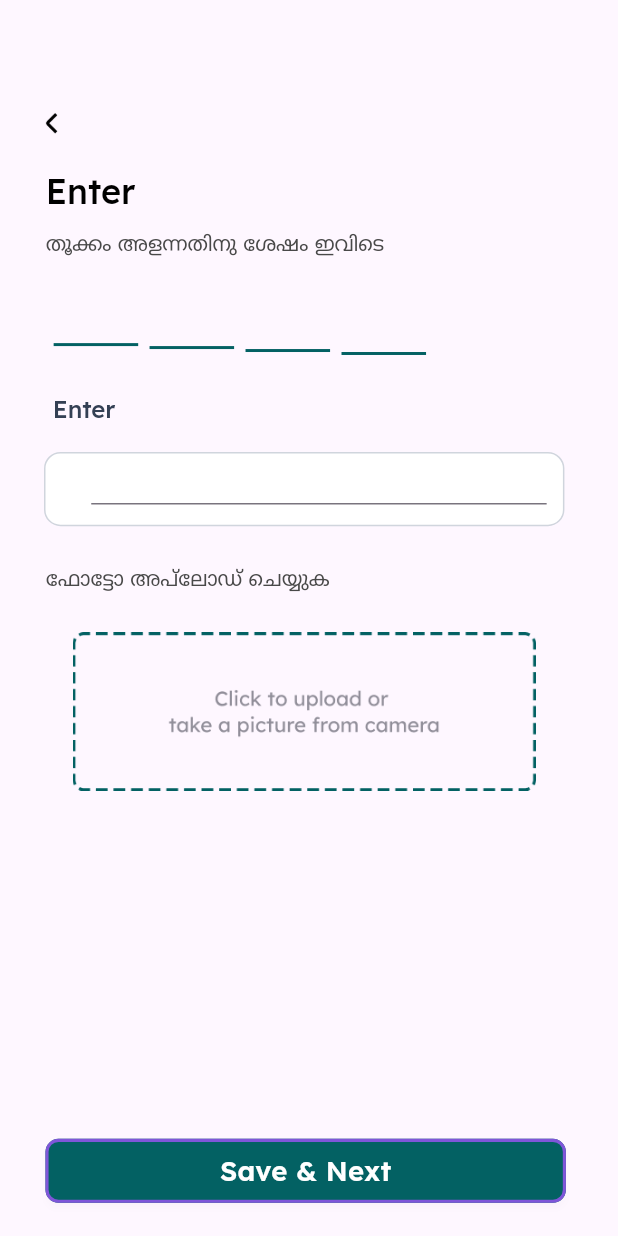
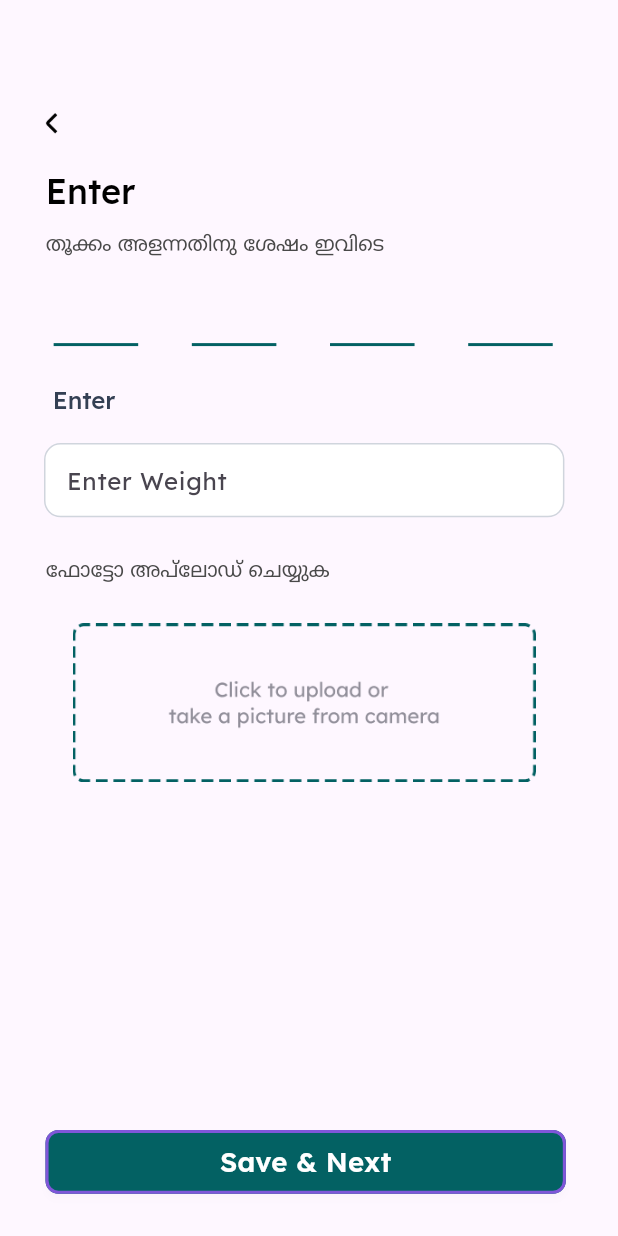
Before and after one commit to Sabari-nath-p/greenworms, a Flutter app: the weightScreen screen opened directly, on a phone screen of 412 x 824 dp. Run offline on Flutter 3.47's test engine with Material 3 defaults, Android fonts, the phone set to English and light mode, and no system bars; our stand-ins replace fluttertoast, get, google_fonts, sizer.

Commit message:
error corrected

```diff
--- a/lib/Screen/JobAssignedScreen/controller.dart
+++ b/lib/Screen/JobAssignedScreen/controller.dart
@@ -1,5 +1,6 @@
 import 'package:get/get.dart';
 
 class JobController extends GetxController {
-  int jStatus = 0;
+  int jStatus = 0; // to controll job status menu
+
 }
--- a/lib/Screen/weightScreen/weightScreen.dart
+++ b/lib/Screen/weightScreen/weightScreen.dart
@@ -1,4 +1,5 @@
 import 'package:flutter/material.dart';
+import 'package:get/get.dart';
 import 'package:sizer/sizer.dart';
 
 class weightScreen extends StatelessWidget {
@@ -11,8 +12,6 @@ class weightScreen extends StatelessWidget {
         child: Column(
           crossAxisAlignment: CrossAxisAlignment.start,
           children: [
-
-
             Container(
               width: 6.57.w,
               height: 2.94.h,
@@ -20,16 +19,19 @@ class weightScreen extends StatelessWidget {
                 top: 8.5.h,
                 left: 5.2.w,
               ),
-              child: Image.asset('assets/image/angle.png'),
+              child: InkWell(
+                  onTap: () {
+                    Get.back();
+                  },
+                  child: Image.asset('assets/image/angle.png')),
             ),
-            SizedBox(height: 2.h,),
+            SizedBox(
+              height: 2.h,
+            ),
             Container(
               width: 32.w,
-              height:3.5.h,
-
+              height: 3.5.h,
               margin: EdgeInsets.only(
-
-
                 left: 7.4.w,
               ),
               child: Text(
@@ -39,20 +41,14 @@ class weightScreen extends StatelessWidget {
                     fontSize: 16.66.sp,
                     color: Colors.black,
                     fontWeight: FontWeight.w500,
-
-                  letterSpacing: -0.01.w
-
-                ),
+                    letterSpacing: -0.01.w),
               ),
             ),
             SizedBox(height: 1.5.h),
             Container(
               width: 81.31.w,
-              height:2.5.h,
-
+              height: 2.5.h,
               margin: EdgeInsets.only(
-
-
                 left: 7.4.w,
               ),
               child: Text(
@@ -61,20 +57,17 @@ class weightScreen extends StatelessWidget {
                     fontFamily: 'Lexend',
                     fontSize: 10.88.sp,
                     color: Color.fromRGBO(73, 73, 73, 1),
-
                     fontWeight: FontWeight.w500,
-
-                  letterSpacing: -0.01.w
-
-                ),
+                    letterSpacing: -0.01.w),
               ),
             ),
             SizedBox(height: 6.82.h),
+            Row(
+              children: [
                 Container(
                   width: 13.68.w,
                   height: 0.24.h,
                   margin: EdgeInsets.only(
-
                     left: 8.68.w,
                   ),
                   color: Color.fromRGBO(3, 97, 99, 1),
@@ -83,8 +76,7 @@ class weightScreen extends StatelessWidget {
                   width: 13.68.w,
                   height: 0.24.h,
                   margin: EdgeInsets.only(
-
-                left: 24.2.w,
+                    left: 8.68.w,
                   ),
                   color: Color.fromRGBO(3, 97, 99, 1),
                 ),
@@ -92,8 +84,7 @@ class weightScreen extends StatelessWidget {
                   width: 13.68.w,
                   height: 0.24.h,
                   margin: EdgeInsets.only(
-
-                left: 39.73.w,
+                    left: 8.68.w,
                   ),
                   color: Color.fromRGBO(3, 97, 99, 1),
                 ),
@@ -101,20 +92,17 @@ class weightScreen extends StatelessWidget {
                   width: 13.68.w,
                   height: 0.24.h,
                   margin: EdgeInsets.only(
-
-                left: 55.26.w,
+                    left: 8.68.w,
                   ),
                   color: Color.fromRGBO(3, 97, 99, 1),
                 ),
+              ],
+            ),
             SizedBox(height: 3.h),
-
             Container(
               width: 23.68.w,
-              height:2.35.h,
-
+              height: 2.35.h,
               margin: EdgeInsets.only(
-
-
                 left: 7.4.w,
               ),
               child: Text(
@@ -123,12 +111,8 @@ class weightScreen extends StatelessWidget {
                     fontFamily: 'Lexend',
                     fontSize: 11.66.sp,
                     color: Color.fromRGBO(52, 64, 84, 1),
-
                     fontWeight: FontWeight.w500,
-
-                  letterSpacing: -0.01.w
-
-                ),
+                    letterSpacing: -0.01.w),
               ),
             ),
             SizedBox(height: 2.5.h),
@@ -136,20 +120,19 @@ class weightScreen extends StatelessWidget {
               width: 84.21.w,
               height: 6.h,
               margin: EdgeInsets.only(left: 7.12.w),
-              padding: EdgeInsets.fromLTRB(7.4.w, 1.64.h, 2.63.w, 1.64.h),
+              alignment: Alignment.centerLeft,
+              padding: EdgeInsets.only(left: 3.4.w),
               decoration: BoxDecoration(
-
                 borderRadius: BorderRadius.circular(2.66.w),
                 border: Border.all(color: Color.fromRGBO(208, 213, 221, 1)),
                 boxShadow: [
                   BoxShadow(
-                    color: Color.fromRGBO(0,0,0,0),
+                    color: Color.fromRGBO(0, 0, 0, 0),
                     blurRadius: .50.w,
                     offset: Offset(0, 1),
                   ),
                 ],
                 gradient: LinearGradient(
-
                   colors: [
                     Color.fromRGBO(255, 255, 255, 1),
                     Color.fromRGBO(255, 255, 255, 1),
@@ -157,7 +140,9 @@ class weightScreen extends StatelessWidget {
                 ),
               ),
               child: TextField(
-
+                keyboardType: TextInputType.number,
+                decoration: InputDecoration(
+                    border: InputBorder.none, hintText: "Enter Weight"),
                 style: TextStyle(
                   fontFamily: 'Lexend',
                   fontSize: 11.66.sp,
@@ -168,11 +153,8 @@ class weightScreen extends StatelessWidget {
             SizedBox(height: 3.h),
             Container(
               width: 55.52.w,
-              height:3.h,
-
+              height: 3.h,
               margin: EdgeInsets.only(
-
-
                 left: 7.4.w,
               ),
               child: Text(
@@ -181,15 +163,11 @@ class weightScreen extends StatelessWidget {
                     fontFamily: 'Lexend',
                     fontSize: 10.88.sp,
                     color: Color.fromRGBO(73, 73, 73, 1),
-
                     fontWeight: FontWeight.w500,
-
-                  letterSpacing: -0.01.w
-
+                    letterSpacing: -0.01.w),
               ),
             ),
-            ),
-            SizedBox(height:2.58.h),
+            SizedBox(height: 2.58.h),
             Container(
               width: 83.68.w,
               height: 12.82.h,
```
Lines whose indentation alone changed are shown as unchanged.
